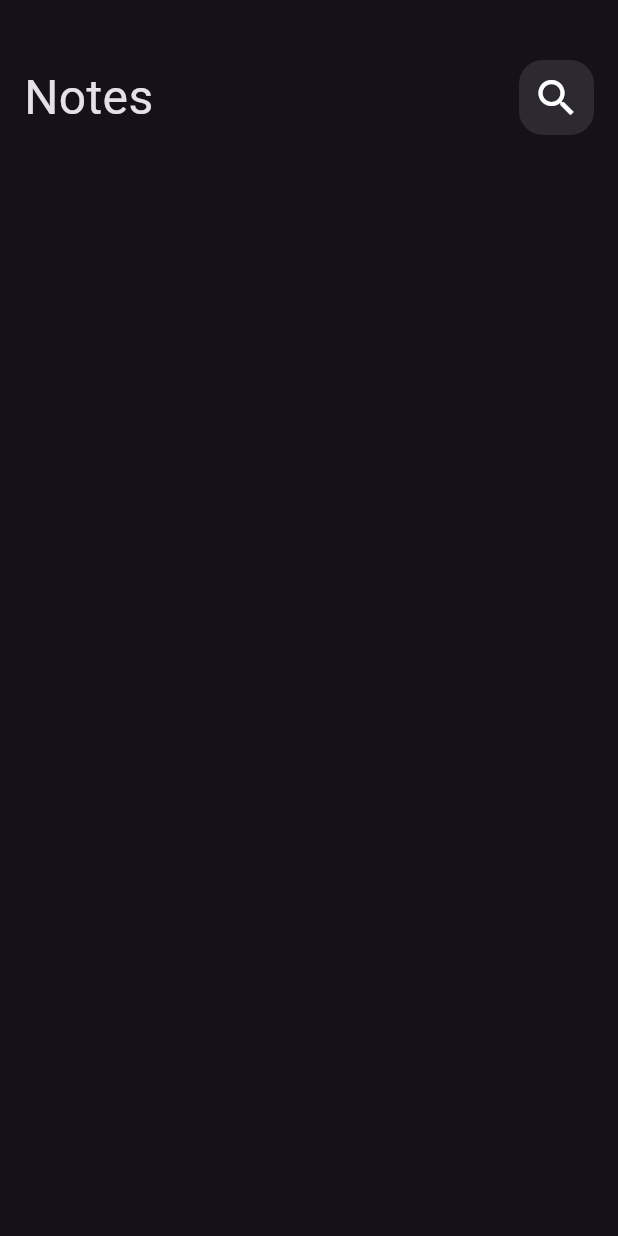
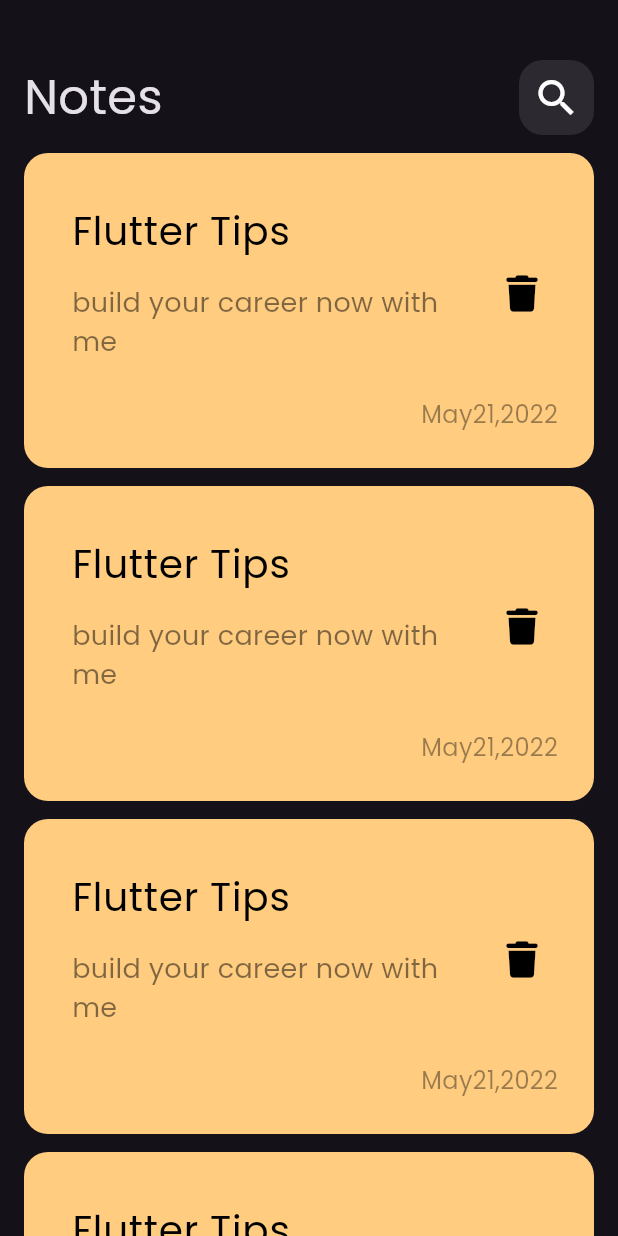
Before and after one commit to mohamedmagdi6/note_app, a Flutter app: the screen it shows after launch, on a phone screen of 412 x 824 dp. Run offline on Flutter 3.47's test engine with Material 3 defaults, Android fonts, the phone set to English and light mode, and no system bars; our stand-ins replace font_awesome_flutter.

Commit message:
create NotesListView

```diff
--- a/lib/main.dart
+++ b/lib/main.dart
@@ -2,18 +2,21 @@ import 'package:flutter/material.dart';
 import 'package:notes_app/views/notes_view.dart';
 
 void main() {
-  runApp(const MyApp());
+  runApp(const NotesApp());
 }
 
-class MyApp extends StatelessWidget {
-  const MyApp({super.key});
+class NotesApp extends StatelessWidget {
+  const NotesApp({super.key});
 
   // This widget is the root of your application.
   @override
   Widget build(BuildContext context) {
     return MaterialApp(
       debugShowCheckedModeBanner: false,
-      theme: ThemeData.dark(),
+      theme: ThemeData(
+        brightness: Brightness.dark,
+        fontFamily: 'Poppins',
+      ),
       home: NotesView(),
     );
   }
--- a/lib/views/notes_view.dart
+++ b/lib/views/notes_view.dart
@@ -1,6 +1,6 @@
 import 'package:flutter/material.dart';
-
 import '../widgets/custom_app_bar.dart';
+import '../widgets/notes_list_view.dart';
 
 class NotesView extends StatelessWidget {
   const NotesView({super.key});
@@ -15,7 +15,10 @@ class NotesView extends StatelessWidget {
             SizedBox(
               height: 40,
             ),
-            CustomAppBar()
+            CustomAppBar(),
+            Expanded(
+              child: NotesListView(),
+            )
           ],
         ),
       ),
--- /dev/null
+++ b/lib/widgets/custom_notes_container.dart
@@ -0,0 +1,50 @@
+import 'package:flutter/material.dart';
+import 'package:font_awesome_flutter/font_awesome_flutter.dart';
+
+class CustomNotesListTile extends StatelessWidget {
+  const CustomNotesListTile({super.key});
+
+  @override
+  Widget build(BuildContext context) {
+    return Container(
+      padding: const EdgeInsets.only(top: 24, bottom: 24, left: 16),
+      decoration: BoxDecoration(
+        color: Color(0xffFFCC80),
+        borderRadius: BorderRadius.circular(16),
+      ),
+      child: Column(
+        crossAxisAlignment: CrossAxisAlignment.end,
+        children: [
+          ListTile(
+            title: Text(
+              'Flutter Tips',
+              style: TextStyle(color: Colors.black, fontSize: 26),
+            ),
+            subtitle: Padding(
+              padding: EdgeInsets.symmetric(vertical: 16),
+              child: Text(
+                'build your career now with me ',
+                style: TextStyle(
+                    color: Colors.black.withOpacity(0.5), fontSize: 18),
+              ),
+            ),
+            trailing: IconButton(
+              onPressed: () {},
+              icon: Icon(FontAwesomeIcons.trash),
+              color: Colors.black,
+              iconSize: 24,
+            ),
+          ),
+          Padding(
+            padding: EdgeInsets.only(right: 24),
+            child: Text(
+              'May21,2022',
+              style:
+                  TextStyle(color: Colors.black.withOpacity(0.4), fontSize: 16),
+            ),
+          )
+        ],
+      ),
+    );
+  }
+}
--- /dev/null
+++ b/lib/widgets/notes_list_view.dart
@@ -0,0 +1,21 @@
+import 'package:flutter/material.dart';
+
+import 'custom_notes_container.dart';
+
+class NotesListView extends StatelessWidget {
+  const NotesListView({
+    super.key,
+  });
+
+  @override
+  Widget build(BuildContext context) {
+    return ListView.builder(
+        itemCount: 9,
+        itemBuilder: (context, index) {
+          return const Padding(
+            padding: EdgeInsets.only(top: 12),
+            child: CustomNotesListTile(),
+          );
+        });
+  }
+}
```
Also changed, not shown: pubspec.yaml (+8 -12 lines), assets/fontFamily/Poppins-Regular.ttf (added), pubspec.lock, 1 other file.
